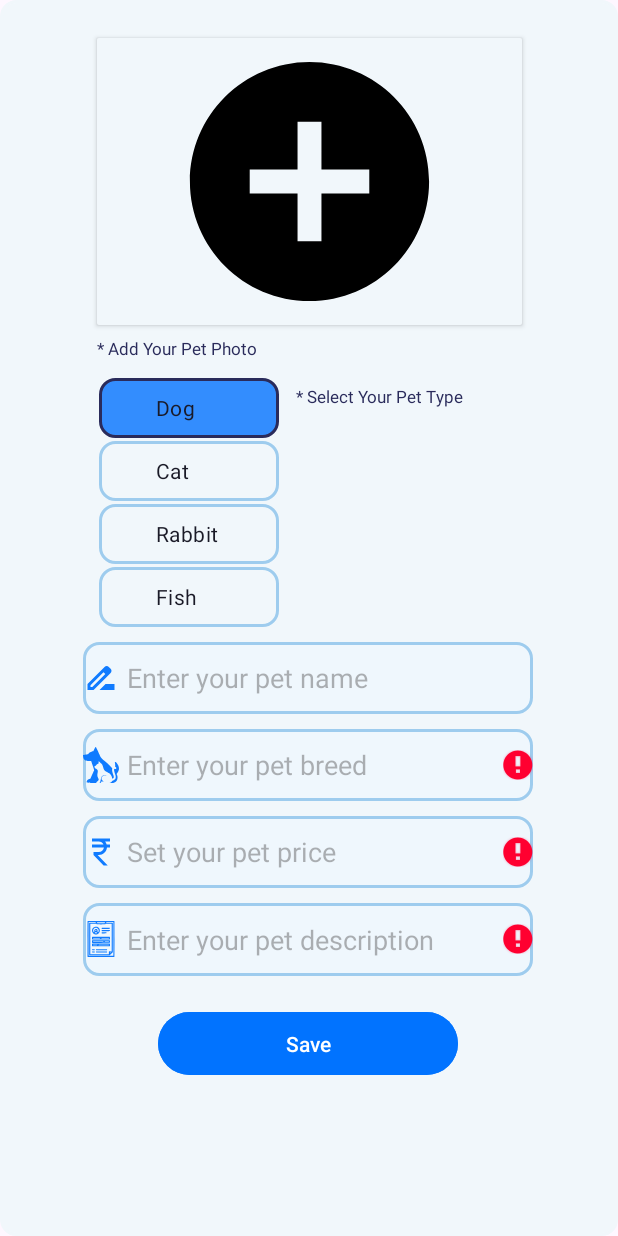
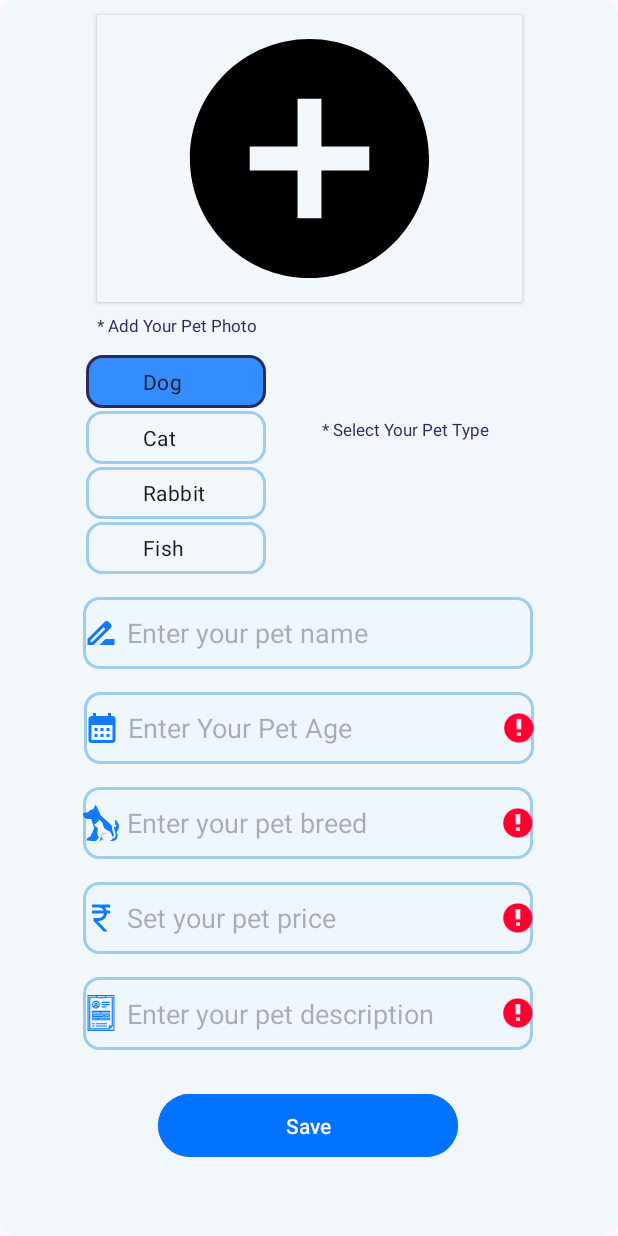
Before and after one commit to ruchit9510/pet-adoption-, an Android app: the AddPet screen opened directly, with no data from a screen before it, after a tap on "Save", on a phone screen of 412 x 824 dp. Run offline under Robolectric (Android 15) with nearby library versions, the phone set to English and light mode, and no system bars; our stand-ins replace Firebase (no records; nobody signed in at launch, a user with empty details on screens opened directly); Roboto replaces fonts that are not available here.

Commit message:
Some Update

```diff
--- a/app/src/main/java/com/example/mypet/AddPet.kt
+++ b/app/src/main/java/com/example/mypet/AddPet.kt
@@ -98,10 +98,10 @@ class AddPet : AppCompatActivity() {
     private fun validateFields(): Boolean {
         var isValid = true
 
-        val petName = binding.petName.text.toString().trim()
+        val petAge = binding.petAge.text.toString().trim()
         val petBreed = binding.petBreed.text.toString().trim()
         val petPrice = binding.petPrice.text.toString().trim()
-        val selectedRadioButtonId = binding.radioGroup.checkedRadioButtonId
+
         val petDescription = binding.petDescription.text.toString().trim()
 
         // Check if Pet Breed is empty
@@ -116,7 +116,17 @@ class AddPet : AppCompatActivity() {
             isValid = false
         }
 
-
+        //Chek for Pet Age
+        if (petAge.isEmpty()){
+            binding.petAge.error = "Please Enter Your Pet Age"
+            isValid = false
+        }else{
+            val age = petAge.toIntOrNull()
+            if (age == null || age<=0 || age>30){
+                binding.petAge.error = "Please enter a valid age"
+                isValid = false
+            }
+        }
 
         // You can add further validations for pet price format (optional)
           try {
@@ -139,6 +149,7 @@ class AddPet : AppCompatActivity() {
         val checkedRadioButtonId = binding.radioGroup.checkedRadioButtonId
         val checkedRadioButton = findViewById<RadioButton>(checkedRadioButtonId)
         val petType = checkedRadioButton.text.toString().trim()
+        val petAge = binding.petAge.text.trim()
         val petName = binding.petName.text.toString().trim()
         val petPrice = binding.petPrice.text.toString().trim()
         val petDescription = binding.petDescription.text.toString().trim()
@@ -169,7 +180,8 @@ class AddPet : AppCompatActivity() {
                         val imageUrl = task.result.toString()
                         // Save pet information to Firebase Database with image URL
                         if (userId != null) {
-                            savePetToDatabase(userId,petType, petName, petPrice, petDescription, imageUrl)
+                            savePetToDatabase(userId,petType,
+                                petAge.toString(), petName, petPrice, petDescription, imageUrl)
                         }
                     } else {
                         Toast.makeText(this, "Failed to get image URL.", LENGTH_SHORT).show()
@@ -190,19 +202,21 @@ class AddPet : AppCompatActivity() {
     private fun savePetToDatabase(
         userId: String,
         petType: String,
+        petAge: String,
         petName: String,
         petPrice: String,
         petDescription: String,
         imageUrl: String
     ) {
         val petId = databaseReference.push().key.toString() // Unique key
-        val pet = Pet(userId, petType, petName, petPrice, petDescription, imageUrl)
+        val pet = Pet(userId, petType, petAge , petName, petPrice, petDescription, imageUrl)
         databaseReference.child(petId).setValue(pet)
             .addOnSuccessListener {
                 Toast.makeText(this, "Pet information saved successfully!", Toast.LENGTH_SHORT)
                     .show()
                 // Clear fields after successful save (optional)
                 binding.petName.text.clear()
+                binding.petAge.text.clear()
                 binding.petBreed.text.clear()
                 binding.petPrice.text.clear()
                 binding.petDescription.text.clear()
--- a/app/src/main/java/com/example/mypet/Pet.kt
+++ b/app/src/main/java/com/example/mypet/Pet.kt
@@ -3,6 +3,7 @@ package com.example.mypet
 data class Pet(
     val userId: String,
     val petType: String,
+    val petAge: String,
     val name: String,
     val price: String,
     val description: String,
--- /dev/null
+++ b/app/src/main/res/drawable/baseline_calendar_month_24.xml
@@ -0,0 +1,5 @@
+<vector android:height="24dp" android:tint="#000000"
+    android:viewportHeight="24" android:viewportWidth="24"
+    android:width="24dp" xmlns:android="http://schemas.android.com/apk/res/android">
+    <path android:fillColor="@android:color/white" android:pathData="M19,4h-1V2h-2v2H8V2H6v2H5C3.89,4 3.01,4.9 3.01,6L3,20c0,1.1 0.89,2 2,2h14c1.1,0 2,-0.9 2,-2V6C21,4.9 20.1,4 19,4zM19,20H5V10h14V20zM9,14H7v-2h2V14zM13,14h-2v-2h2V14zM17,14h-2v-2h2V14zM9,18H7v-2h2V18zM13,18h-2v-2h2V18zM17,18h-2v-2h2V18z"/>
+</vector>
--- a/app/src/main/res/layout/activity_add_pet.xml
+++ b/app/src/main/res/layout/activity_add_pet.xml
@@ -1,5 +1,5 @@
 <?xml version="1.0" encoding="utf-8"?>
-<androidx.constraintlayout.widget.ConstraintLayout xmlns:android="http://schemas.android.com/apk/res/android"
+<ScrollView xmlns:android="http://schemas.android.com/apk/res/android"
     xmlns:app="http://schemas.android.com/apk/res-auto"
     xmlns:tools="http://schemas.android.com/tools"
     android:layout_width="match_parent"
@@ -8,12 +8,16 @@
     android:backgroundTint="@color/app_theme_light"
     tools:context=".AddPet">
 
+    <androidx.constraintlayout.widget.ConstraintLayout
+        android:layout_width="match_parent"
+        android:layout_height="wrap_content">
+
 
         <EditText
             android:id="@+id/petName"
             android:layout_width="300dp"
             android:layout_height="48dp"
-        android:layout_marginTop="10dp"
+            android:layout_marginTop="15dp"
             android:background="@drawable/edit_text_backgroud"
             android:drawableLeft="@drawable/name"
             android:drawablePadding="5dp"
@@ -30,8 +34,8 @@
 
         <RadioGroup
             android:id="@+id/radioGroup"
-        android:layout_width="wrap_content"
-        android:layout_height="wrap_content"
+            android:layout_width="157dp"
+            android:layout_height="146dp"
             android:layout_marginTop="35dp"
             android:checkedButton="@id/petDog"
             app:layout_constraintEnd_toEndOf="parent"
@@ -100,7 +104,7 @@
         android:id="@+id/petSaveBtn"
         android:layout_width="200dp"
         android:layout_height="50dp"
-        android:layout_marginTop="20dp"
+        android:layout_marginTop="25dp"
         android:backgroundTint="@color/app_theme"
         android:text="Save"
         android:textColor="@color/white"
@@ -113,7 +117,7 @@
             android:id="@+id/petDescription"
             android:layout_width="300dp"
             android:layout_height="wrap_content"
-        android:layout_marginTop="10dp"
+            android:layout_marginTop="15dp"
             android:background="@drawable/edit_text_backgroud"
             android:drawableLeft="@drawable/description"
             android:drawablePadding="5dp"
@@ -134,7 +138,7 @@
             android:id="@+id/petBreed"
             android:layout_width="300dp"
             android:layout_height="48dp"
-        android:layout_marginTop="10dp"
+            android:layout_marginTop="15dp"
             android:background="@drawable/edit_text_backgroud"
             android:drawableLeft="@drawable/animals"
             android:drawablePadding="5dp"
@@ -147,13 +151,13 @@
             app:layout_constraintEnd_toEndOf="parent"
             app:layout_constraintHorizontal_bias="0.495"
             app:layout_constraintStart_toStartOf="parent"
-        app:layout_constraintTop_toBottomOf="@+id/petName" />
+            app:layout_constraintTop_toBottomOf="@+id/petAge" />
 
         <EditText
             android:id="@+id/petPrice"
             android:layout_width="300dp"
             android:layout_height="48dp"
-        android:layout_marginTop="10dp"
+            android:layout_marginTop="15dp"
             android:background="@drawable/edit_text_backgroud"
             android:drawableLeft="@drawable/rupee_24"
             android:drawablePadding="5dp"
@@ -172,20 +176,20 @@
         android:id="@+id/textView6"
         android:layout_width="wrap_content"
         android:layout_height="wrap_content"
-        android:layout_marginBottom="156dp"
+        android:layout_marginBottom="104dp"
         android:text="@string/select_pet_type"
         android:textColor="#2A2B5B"
         android:textSize="11sp"
         app:layout_constraintBottom_toTopOf="@+id/petName"
         app:layout_constraintEnd_toEndOf="parent"
-        app:layout_constraintHorizontal_bias="0.101"
+        app:layout_constraintHorizontal_bias="0.0"
         app:layout_constraintStart_toEndOf="@+id/radioGroup" />
 
     <androidx.cardview.widget.CardView
         android:id="@+id/cardView2"
         android:layout_width="283dp"
         android:layout_height="191dp"
-        android:layout_marginTop="25dp"
+        android:layout_marginTop="10dp"
         android:background="@color/app_theme_light"
         app:layout_constraintEnd_toEndOf="parent"
         app:layout_constraintStart_toStartOf="parent"
@@ -212,4 +216,23 @@
         app:layout_constraintStart_toStartOf="parent"
         app:layout_constraintTop_toBottomOf="@+id/cardView2" />
 
+        <EditText
+            android:id="@+id/petAge"
+            android:layout_width="300dp"
+            android:layout_height="48dp"
+            android:layout_marginTop="15dp"
+            android:background="@drawable/edit_text_backgroud"
+            android:drawableLeft="@drawable/baseline_calendar_month_24"
+            android:drawablePadding="5dp"
+            android:drawableTint="@color/app_theme"
+            android:ems="10"
+            android:hint="Enter Your Pet Age"
+            android:inputType="text"
+            android:textColor="#1A1A27"
+            android:textColorHint="#653E3C3C"
+            app:layout_constraintEnd_toEndOf="parent"
+            app:layout_constraintStart_toStartOf="parent"
+            app:layout_constraintTop_toBottomOf="@+id/petName" />
+
     </androidx.constraintlayout.widget.ConstraintLayout>
+</ScrollView>
```
Also changed, not shown: app/src/main/res/layout/activity_home.xml (+0 -14 lines). Lines whose indentation alone changed are shown as unchanged.
